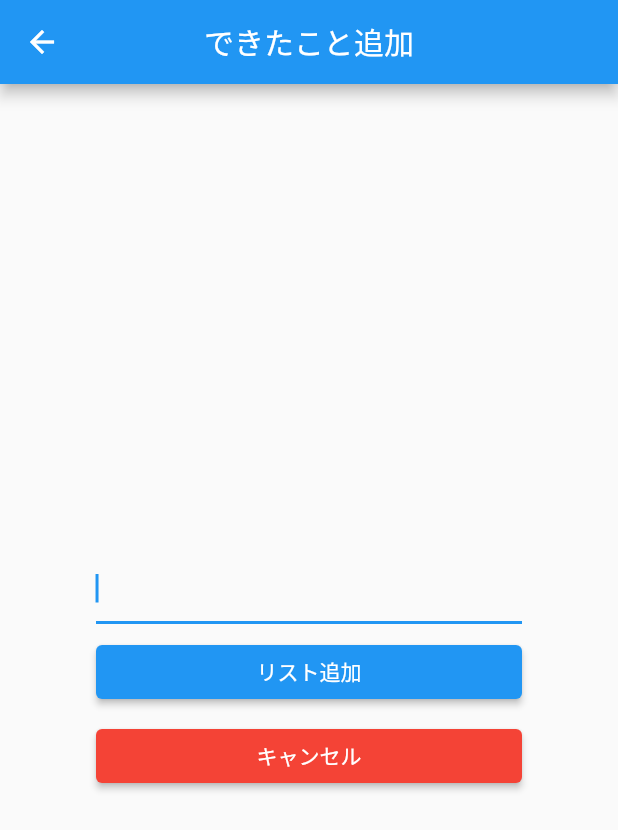
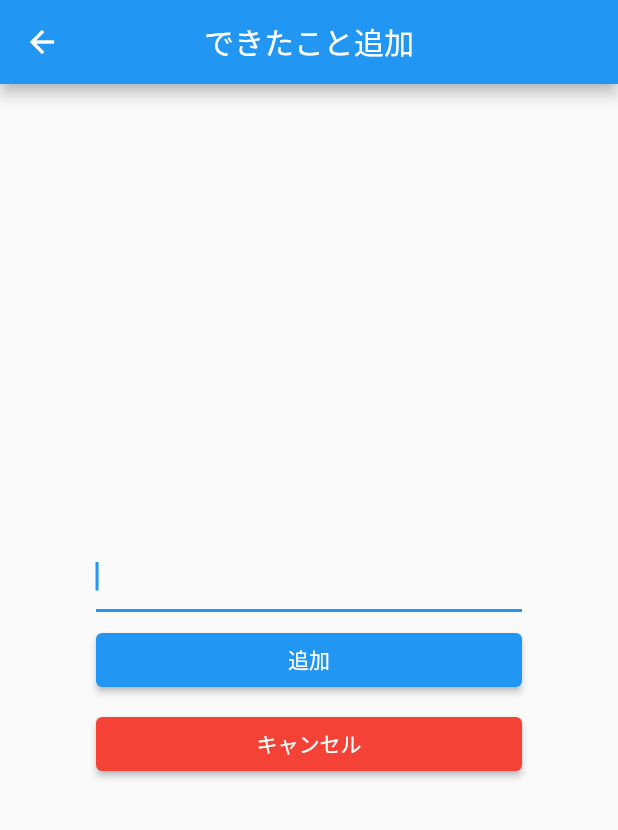
Before and after one commit to i-tanaka730/achievement-list, a Flutter app: the screen it shows after launch, after a tap on the "add" icon, on a phone screen of 412 x 824 dp. Shown: the top 830 px of the screen. Run offline on Flutter 3.47's test engine with Material 2 defaults, Android fonts, the phone set to English and light mode, and no system bars; our stand-ins replace flutter_slidable, shared_preferences.

Commit message:
refactor: 全体リファクタリング。

```diff
--- a/lib/AchievementAddPage.dart
+++ b/lib/achievement_add_page.dart
@@ -1,25 +1,23 @@
 import 'package:flutter/material.dart';
 
-/**
- * できたこと追加画面。
- */
 class AchievementAddPage extends StatefulWidget {
   final String? targetAchievement;
-  AchievementAddPage(this.targetAchievement);
+  const AchievementAddPage({Key? key, this.targetAchievement}) : super(key: key);
 
   @override
-  _AchievementAddPageState createState() =>
-      _AchievementAddPageState(targetAchievement);
+  _AchievementAddPageState createState() => _AchievementAddPageState();
 }
 
-/**
- * できたこと追加画面の状態。
- */
 class _AchievementAddPageState extends State<AchievementAddPage> {
-  String _text = "";
 
-  _AchievementAddPageState(String? text) {
-    _text = text ?? "";
+  late String _achievement;
+  late String _caption;
+
+  @override
+  void initState() {
+    super.initState();
+    _achievement = widget.targetAchievement ?? "";
+    _caption = widget.targetAchievement != null ? "編集" : "追加";
   }
 
   @override
@@ -27,45 +25,34 @@ class _AchievementAddPageState extends State<AchievementAddPage> {
     return Scaffold(
       appBar: AppBar(
         centerTitle: true,
-        title: Text(
-          "できたこと追加",
-        ),
+        title: Text("できたこと$_caption"),
       ),
       body: Container(
         // 余白を付ける
-        padding: EdgeInsets.all(64),
+        padding: const EdgeInsets.all(64),
         child: Column(
           mainAxisAlignment: MainAxisAlignment.center,
           children: <Widget>[
-            // 入力されたテキストを表示
-            Text(_text, style: TextStyle(color: Colors.blue)),
-            // テキスト入力
             TextField(
               autofocus: true,
-              controller: TextEditingController(text: _text), //ここに初期値
-              // 入力されたテキストの値を受け取る（valueが入力されたテキスト）
+              controller: TextEditingController(text: _achievement),
               onChanged: (String value) {
-                // データが変更したことを知らせる（画面を更新する）
-                _text = value;
+                _achievement = value;
               },
             ),
             const SizedBox(height: 8),
             Container(
-              // 横幅いっぱいに広げる
               width: double.infinity,
               // リスト追加ボタン
               child: ElevatedButton(
                 onPressed: () {
-                  // "pop"で前の画面に戻る
-                  // "pop"の引数から前の画面にデータを渡す
-                  Navigator.of(context).pop(_text);
+                  Navigator.of(context).pop(_achievement);
                 },
-                child: Text('リスト追加', style: TextStyle(color: Colors.white)),
+                child: Text(_caption, style: const TextStyle(color: Colors.white)),
               ),
             ),
             const SizedBox(height: 8),
             Container(
-              // 横幅いっぱいに広げる
               width: double.infinity,
               // キャンセルボタン
               child: ElevatedButton(
@@ -77,7 +64,7 @@ class _AchievementAddPageState extends State<AchievementAddPage> {
                 style: ElevatedButton.styleFrom(
                   primary: Colors.red,
                 ),
-                child: Text('キャンセル', style: TextStyle(color: Colors.white)),
+                child: const Text('キャンセル', style: TextStyle(color: Colors.white)),
               ),
             ),
           ],
--- a/lib/AchievementListPage.dart
+++ b/lib/achievement_list_page.dart
@@ -1,23 +1,19 @@
 import 'package:flutter/material.dart';
 import 'package:flutter_slidable/flutter_slidable.dart';
 import 'package:shared_preferences/shared_preferences.dart';
-import 'AchievementAddPage.dart';
+import 'achievement_add_page.dart';
 
-/**
- * できたことリスト画面。
- */
 class AchievementListPage extends StatefulWidget {
+
+  const AchievementListPage({Key? key}) : super(key: key);
+
   @override
   _AchievementListPageState createState() => _AchievementListPageState();
 }
 
-/**
- * できたことリスト画面の状態。
- */
 class _AchievementListPageState extends State<AchievementListPage> {
-  // できたことリストのデータ
+
   List<String> _todoList = [];
-  // 保存時のキー
   final String _saveKey = "AchievementList";
 
   // 追加
@@ -68,7 +64,7 @@ class _AchievementListPageState extends State<AchievementListPage> {
   Future<String> createAchievement([String? targetAchievement]) async {
     String achievement = await Navigator.of(context).push(
       MaterialPageRoute(builder: (context) {
-        return AchievementAddPage(targetAchievement);
+        return AchievementAddPage(targetAchievement:targetAchievement);
       }),
     );
 
@@ -86,7 +82,7 @@ class _AchievementListPageState extends State<AchievementListPage> {
     return Scaffold(
       appBar: AppBar(
         centerTitle: true,
-        title: Text(
+        title: const Text(
           "できたことリスト",
         ),
       ),
@@ -97,7 +93,7 @@ class _AchievementListPageState extends State<AchievementListPage> {
         itemBuilder: (context, index) {
           return Slidable(
               actionExtentRatio: 0.2,
-              actionPane: SlidableScrollActionPane(),
+              actionPane: const SlidableScrollActionPane(),
               actions: [
                 IconSlideAction(
                   caption: '編集',
@@ -119,8 +115,8 @@ class _AchievementListPageState extends State<AchievementListPage> {
                 )
               ],
               child: Container(
-                  padding: EdgeInsets.only(left: 20),
-                  decoration: BoxDecoration(
+                  padding: const EdgeInsets.only(left: 20),
+                  decoration: const BoxDecoration(
                       border: Border(
                           bottom: BorderSide(width: 1.0, color: Colors.grey))),
                   child: ListTile(
@@ -133,7 +129,7 @@ class _AchievementListPageState extends State<AchievementListPage> {
         onPressed: () {
           addAchievement();
         },
-        child: Icon(Icons.add),
+        child: const Icon(Icons.add),
       ),
     );
   }
--- a/lib/main.dart
+++ b/lib/main.dart
@@ -1,18 +1,19 @@
 import 'package:flutter/material.dart';
-import 'AchievementListPage.dart';
+import 'achievement_list_page.dart';
 
 void main() {
-  runApp(AchievementListApp());
+  runApp(const AchievementListApp());
 }
 
 class AchievementListApp extends StatelessWidget {
+  const AchievementListApp({Key? key}) : super(key: key);
 
   @override
   Widget build(BuildContext context) {
     return MaterialApp(
       title: "Achievement List",
       theme: ThemeData(primarySwatch: Colors.blue),
-      home: AchievementListPage(),
+      home: const AchievementListPage(),
     );
   }
 }
```
